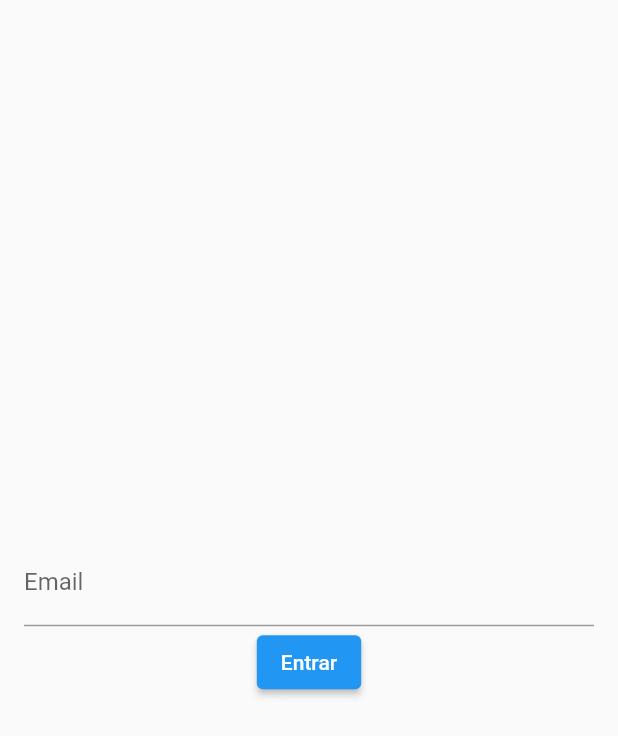
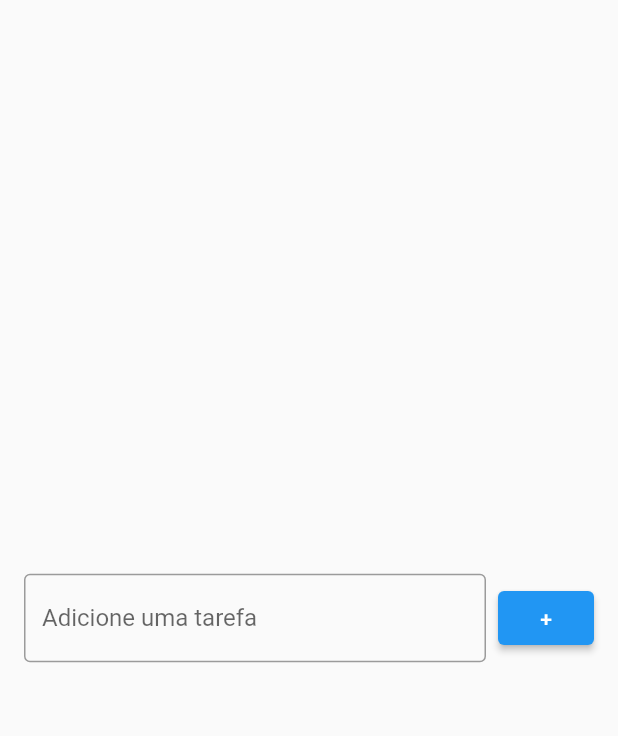
Before and after one commit to jamessonfaria/flutter-todo_list, a Flutter app: the screen it shows after launch, on a phone screen of 412 x 824 dp. Shown: the top 736 px of the screen. Run offline on Flutter 3.47's test engine with Material 2 defaults, Android fonts, the phone set to English and light mode, and no system bars.

Commit message:
Trabalhando com o expanded

```diff
--- a/lib/pages/todo_list_page.dart
+++ b/lib/pages/todo_list_page.dart
@@ -2,50 +2,32 @@ import 'package:flutter/material.dart';
 
 class TodoListPage extends StatelessWidget {
   TodoListPage({Key? key}) : super(key: key);
-
-  final TextEditingController emailController = TextEditingController();
 
   @override
   Widget build(BuildContext context) {
     return Scaffold(
       body: Center(
         child: Padding(
-          padding: EdgeInsets.symmetric(horizontal: 16),
-          child: Column(
-            mainAxisSize: MainAxisSize.min,
+          padding: const EdgeInsets.symmetric(horizontal: 16),
+          child: Row(
             children: [
-              TextField(
-                controller: emailController,
-                decoration: InputDecoration(
-                  labelText: "Email",
+              Expanded(
+                child: TextField(
+                  decoration: InputDecoration(
+                      border: OutlineInputBorder(),
+                      labelText: "Adicione uma tarefa",
+                      hintText: "Exemplo estudar flutter"),
                 ),
-                onChanged: onChanged,
-                onSubmitted: onSubmitted,
               ),
+              SizedBox(width: 8,),
               ElevatedButton(
-                onPressed: login,
-                child: Text("Entrar"),
-              )
+                onPressed: () {},
+                child: Text("+"),
+              ),
             ],
           ),
         ),
       ),
     );
   }
-
-  void login() {
-    String text = emailController.text;
-    print(text);
-    emailController.clear();
-    emailController.text = "xxx --- xxx";
-  }
-
-  void onChanged(String text) {
-    //print(text);
-  }
-
-  void onSubmitted(String text) {
-    print(text);
-  }
-
 }
```
